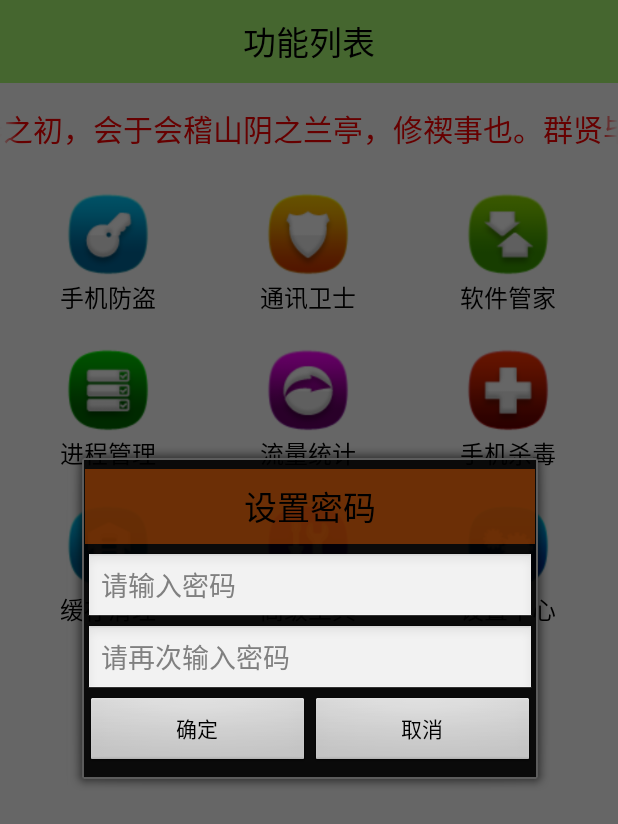
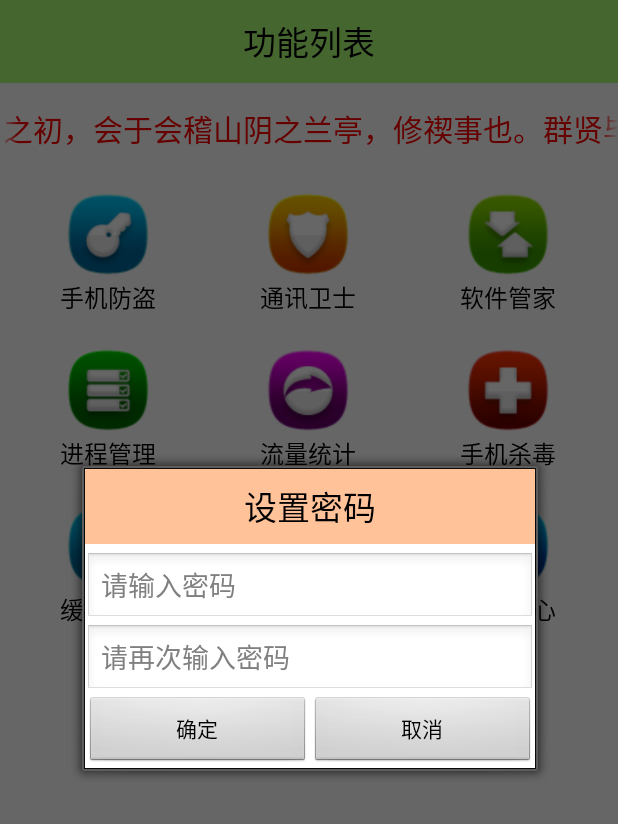
Before and after one commit to xiongchaoxiangGitHub/MobileSafe, an Android app: the screen it shows after launch (HomeActivity), after a tap on "手机防盗", on a phone screen of 412 x 824 dp. Shown: the top 824 px of the screen. Run offline under Robolectric (Android 15) with nearby library versions, the light colour scheme and no system bars.

Commit message:
the MobileSafe first commit to remote repository

```diff
--- a/app/src/main/java/com/xiong/mobilesafe/ui/HomeActivity.java
+++ b/app/src/main/java/com/xiong/mobilesafe/ui/HomeActivity.java
@@ -92,8 +92,8 @@ public class HomeActivity extends Activity {
 
         et_setup_pwd = view.findViewById(R.id.et_setup_pwd);
         et_setup_confirm = view.findViewById(R.id.et_setup_confirm);
-        ok = view.findViewById(R.id.ok);
-        cancel = view.findViewById(R.id.cancel);
+        ok = view.findViewById(R.id.setup_ok);
+        cancel = view.findViewById(R.id.setup_cancel);
 
         cancel.setOnClickListener(new View.OnClickListener() {
             @Override
@@ -117,7 +117,7 @@ public class HomeActivity extends Activity {
                 if (password.equals(password_confirm)) {
                     //一致 保存密码 对话框取消 进入手机防盗页面
                     SharedPreferences.Editor editor = sp.edit();
-                    editor.putString("password", password);
+                    editor.putString("password", MD5Utils.md5Password(password));//保存md5加密
                     editor.apply();
                     dialog.dismiss();
                     Log.i(TAG, "一致 保存密码 对话框取消 进入手机防盗页面");
@@ -127,9 +127,9 @@ public class HomeActivity extends Activity {
                 }
             }
         });
-
-        build.setView(view);
-        build.show();
+        dialog = build.create();
+        dialog.setView(view,0,0,0,0);
+        dialog.show();
     }
 
     /**
@@ -141,8 +141,8 @@ public class HomeActivity extends Activity {
         View view = View.inflate(HomeActivity.this, R.layout.dialog_enter_password, null);
 
         et_setup_pwd = view.findViewById(R.id.et_setup_pwd);
-        ok = view.findViewById(R.id.ok);
-        cancel = view.findViewById(R.id.cancel);
+        ok = view.findViewById(R.id.enter_ok);
+        cancel = view.findViewById(R.id.enter_cancel);
 
         cancel.setOnClickListener(new View.OnClickListener() {
             @Override
@@ -155,13 +155,13 @@ public class HomeActivity extends Activity {
             @Override
             public void onClick(View view) {
                 String password = et_setup_pwd.getText().toString().trim();
-                String savePassword = sp.getString("password", "");
+                String savePassword = sp.getString("password", "");//取出md5加密后的
                 if (TextUtils.isEmpty(password)) {
                     Toast.makeText(HomeActivity.this, "密码为空", Toast.LENGTH_SHORT).show();
                     return;
                 }
 
-                if (password.equals(savePassword)) {
+                if (MD5Utils.md5Password(password).equals(savePassword)) {
                     //输入密码正确
                     dialog.dismiss();
                     Log.i(TAG,"把对话框取消掉，进入主页面");
@@ -173,8 +173,9 @@ public class HomeActivity extends Activity {
             }
         });
 
-        build.setView(view);
-        build.show();
+        dialog = build.create();
+        dialog.setView(view,0,0,0,0);
+        dialog.show();
     }
 
     /**
--- a/app/src/main/res/layout/dialog_enter_password.xml
+++ b/app/src/main/res/layout/dialog_enter_password.xml
@@ -2,6 +2,7 @@
 <LinearLayout xmlns:android="http://schemas.android.com/apk/res/android"
               android:layout_width="300dip"
               android:layout_height="match_parent"
+              android:background="#ffffff"
               android:orientation="vertical">
 
     <TextView
@@ -26,14 +27,14 @@
         android:layout_height="wrap_content">
 
         <Button
-            android:id="@+id/ok"
+            android:id="@+id/enter_ok"
             android:layout_width="50dip"
             android:layout_height="wrap_content"
             android:layout_weight="1"
             android:text="确定"/>
 
         <Button
-            android:id="@+id/cancel"
+            android:id="@+id/enter_cancel"
             android:layout_width="50dip"
             android:layout_height="wrap_content"
             android:layout_weight="1"
--- a/app/src/main/res/layout/dialog_setup_password.xml
+++ b/app/src/main/res/layout/dialog_setup_password.xml
@@ -2,45 +2,50 @@
 <LinearLayout xmlns:android="http://schemas.android.com/apk/res/android"
               android:layout_width="300dip"
               android:layout_height="match_parent"
+              android:background="#ffffff"
               android:orientation="vertical">
+
     <TextView
+        android:layout_width="300dip"
+        android:layout_height="50dip"
         android:background="#66ff6600"
         android:gravity="center"
+        android:text="设置密码"
         android:textColor="#000000"
-        android:textSize="22sp"
-        android:text="设置密码"
-        android:layout_width="300dip"
-        android:layout_height="50dip"/>
+        android:textSize="22sp"/>
 
     <EditText
         android:id="@+id/et_setup_pwd"
-        android:inputType="textPassword"
+        android:layout_width="300dip"
+        android:layout_height="wrap_content"
         android:layout_marginTop="5dip"
         android:hint="请输入密码"
-        android:layout_width="300dip"
-        android:layout_height="wrap_content"/>
+        android:inputType="textPassword"/>
 
     <EditText
         android:id="@+id/et_setup_confirm"
-        android:inputType="textPassword"
+        android:layout_width="300dip"
+        android:layout_height="wrap_content"
         android:hint="请再次输入密码"
-        android:layout_width="300dip"
-        android:layout_height="wrap_content"/>
+        android:inputType="textPassword"/>
+
     <LinearLayout
         android:layout_width="300dip"
         android:layout_height="wrap_content">
+
         <Button
-            android:id="@+id/ok"
+            android:id="@+id/setup_ok"
+            android:layout_width="50dip"
+            android:layout_height="wrap_content"
             android:layout_weight="1"
-            android:text="确定"
+            android:text="确定"/>
+
+        <Button
+            android:id="@+id/setup_cancel"
             android:layout_width="50dip"
-            android:layout_height="wrap_content"/>
-        <Button
-            android:id="@+id/cancel"
+            android:layout_height="wrap_content"
             android:layout_weight="1"
-            android:text="取消"
-            android:layout_width="50dip"
-            android:layout_height="wrap_content"/>
+            android:text="取消"/>
     </LinearLayout>
 
 </LinearLayout>
```
Also changed, not shown: app/src/main/java/com/xiong/mobilesafe/ui/MD5Utils.java (added, +36 -0 lines).
